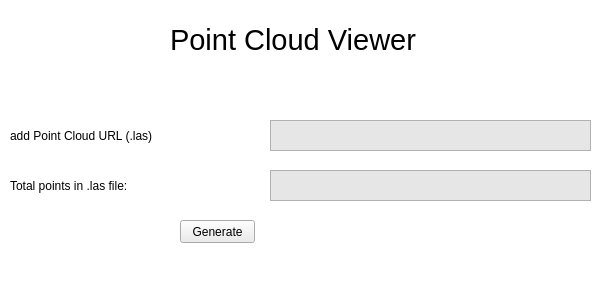
Old version of the form rg.ui in the repository javergara/RealG_conv.
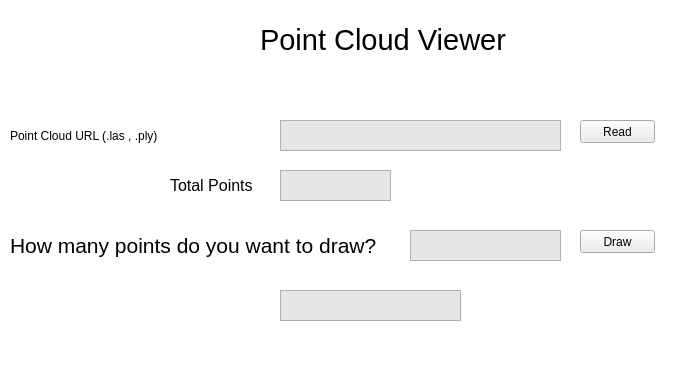
New version of the form. Icons and pictures are not drawn.

```diff
--- a/rg.ui
+++ b/rg.ui
@@ -6,8 +6,8 @@
    <rect>
     <x>0</x>
     <y>0</y>
-    <width>614</width>
-    <height>301</height>
+    <width>685</width>
+    <height>377</height>
    </rect>
   </property>
   <property name="windowTitle">
@@ -20,7 +20,7 @@
    <widget class="QLabel" name="label">
     <property name="geometry">
      <rect>
-      <x>170</x>
+      <x>260</x>
       <y>20</y>
       <width>261</width>
       <height>41</height>
@@ -35,20 +35,20 @@
      <rect>
       <x>10</x>
       <y>120</y>
-      <width>251</width>
+      <width>261</width>
       <height>31</height>
      </rect>
     </property>
     <property name="text">
-     <string>&lt;html&gt;&lt;head/&gt;&lt;body&gt;&lt;p&gt;&lt;span style=&quot; font-size:16pt;&quot;&gt;add Point Cloud URL (.las)&lt;/span&gt;&lt;/p&gt;&lt;/body&gt;&lt;/html&gt;</string>
+     <string>&lt;html&gt;&lt;head/&gt;&lt;body&gt;&lt;p&gt;&lt;span style=&quot; font-size:16pt;&quot;&gt;Point Cloud URL (.las , .ply)&lt;/span&gt;&lt;/p&gt;&lt;/body&gt;&lt;/html&gt;</string>
     </property>
    </widget>
    <widget class="QTextEdit" name="file_address">
     <property name="geometry">
      <rect>
-      <x>270</x>
+      <x>280</x>
       <y>120</y>
-      <width>321</width>
+      <width>281</width>
       <height>31</height>
      </rect>
     </property>
@@ -62,21 +62,21 @@
     <property name="geometry">
      <rect>
       <x>10</x>
-      <y>170</y>
-      <width>251</width>
+      <y>230</y>
+      <width>381</width>
       <height>31</height>
      </rect>
     </property>
     <property name="text">
-     <string>&lt;html&gt;&lt;head/&gt;&lt;body&gt;&lt;p&gt;&lt;span style=&quot; font-size:16pt;&quot;&gt;Total points in .las file:&lt;/span&gt;&lt;/p&gt;&lt;/body&gt;&lt;/html&gt;</string>
+     <string>&lt;html&gt;&lt;head/&gt;&lt;body&gt;&lt;p&gt;&lt;span style=&quot; font-size:16pt;&quot;&gt;How many points do you want to draw?&lt;/span&gt;&lt;/p&gt;&lt;/body&gt;&lt;/html&gt;</string>
     </property>
    </widget>
    <widget class="QTextEdit" name="total_points">
     <property name="geometry">
      <rect>
-      <x>270</x>
+      <x>280</x>
       <y>170</y>
-      <width>321</width>
+      <width>111</width>
       <height>31</height>
      </rect>
     </property>
@@ -89,8 +89,8 @@
    <widget class="QPushButton" name="pushButton">
     <property name="geometry">
      <rect>
-      <x>180</x>
-      <y>220</y>
+      <x>580</x>
+      <y>230</y>
       <width>75</width>
       <height>23</height>
      </rect>
@@ -99,7 +99,83 @@
      <string notr="true">background-color: rgb(236, 236, 236);</string>
     </property>
     <property name="text">
-     <string>Generate</string>
+     <string>Draw</string>
+    </property>
+   </widget>
+   <widget class="QPushButton" name="Read_Button">
+    <property name="geometry">
+     <rect>
+      <x>580</x>
+      <y>120</y>
+      <width>75</width>
+      <height>23</height>
+     </rect>
+    </property>
+    <property name="styleSheet">
+     <string notr="true">background-color: rgb(236, 236, 236);</string>
+    </property>
+    <property name="text">
+     <string>Read</string>
+    </property>
+   </widget>
+   <widget class="QLabel" name="label_4">
+    <property name="geometry">
+     <rect>
+      <x>170</x>
+      <y>170</y>
+      <width>91</width>
+      <height>31</height>
+     </rect>
+    </property>
+    <property name="text">
+     <string>&lt;html&gt;&lt;head/&gt;&lt;body&gt;&lt;p&gt;&lt;span style=&quot; font-size:12pt;&quot;&gt;Total Points&lt;/span&gt;&lt;/p&gt;&lt;/body&gt;&lt;/html&gt;</string>
+    </property>
+   </widget>
+   <widget class="QTextEdit" name="number_points">
+    <property name="geometry">
+     <rect>
+      <x>410</x>
+      <y>230</y>
+      <width>151</width>
+      <height>31</height>
+     </rect>
+    </property>
+    <property name="styleSheet">
+     <string notr="true">background-color: rgb(213, 213, 213);
+background-color: rgb(230, 230, 230);
+border-color: rgb(0, 0, 0);</string>
+    </property>
+   </widget>
+   <widget class="QTextEdit" name="advertising">
+    <property name="geometry">
+     <rect>
+      <x>280</x>
+      <y>290</y>
+      <width>181</width>
+      <height>31</height>
+     </rect>
+    </property>
+    <property name="styleSheet">
+     <string notr="true">background-color: rgb(213, 213, 213);
+font: 12pt &quot;MS Shell Dlg 2&quot;;
+background-color: rgb(230, 230, 230);
+border-color: rgb(0, 0, 0);</string>
+    </property>
+   </widget>
+   <widget class="QLabel" name="label_5">
+    <property name="geometry">
+     <rect>
+      <x>120</x>
+      <y>0</y>
+      <width>131</width>
+      <height>101</height>
+     </rect>
+    </property>
+    <property name="styleSheet">
+     <string notr="true">border-image: url(:/cct/logo.png);</string>
+    </property>
+    <property name="text">
+     <string>&lt;html&gt;&lt;head/&gt;&lt;body&gt;&lt;p&gt;&lt;br/&gt;&lt;/p&gt;&lt;/body&gt;&lt;/html&gt;</string>
     </property>
    </widget>
   </widget>
```
Left out of the diff: 8 changed lines with no effect on the pictures.
